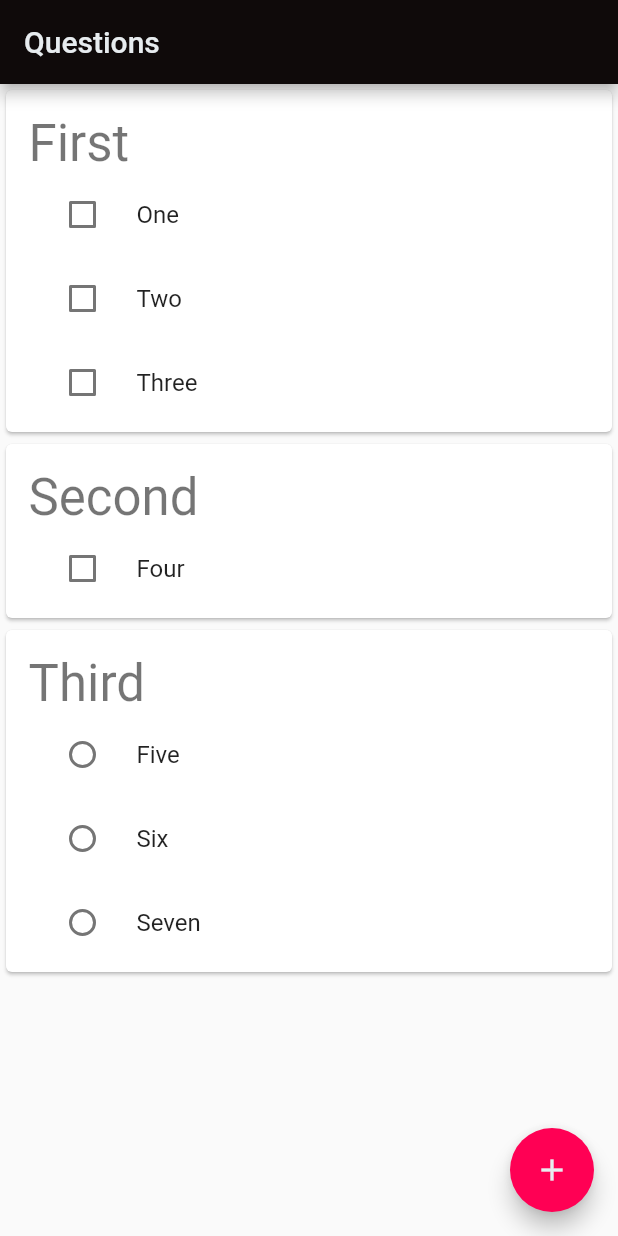
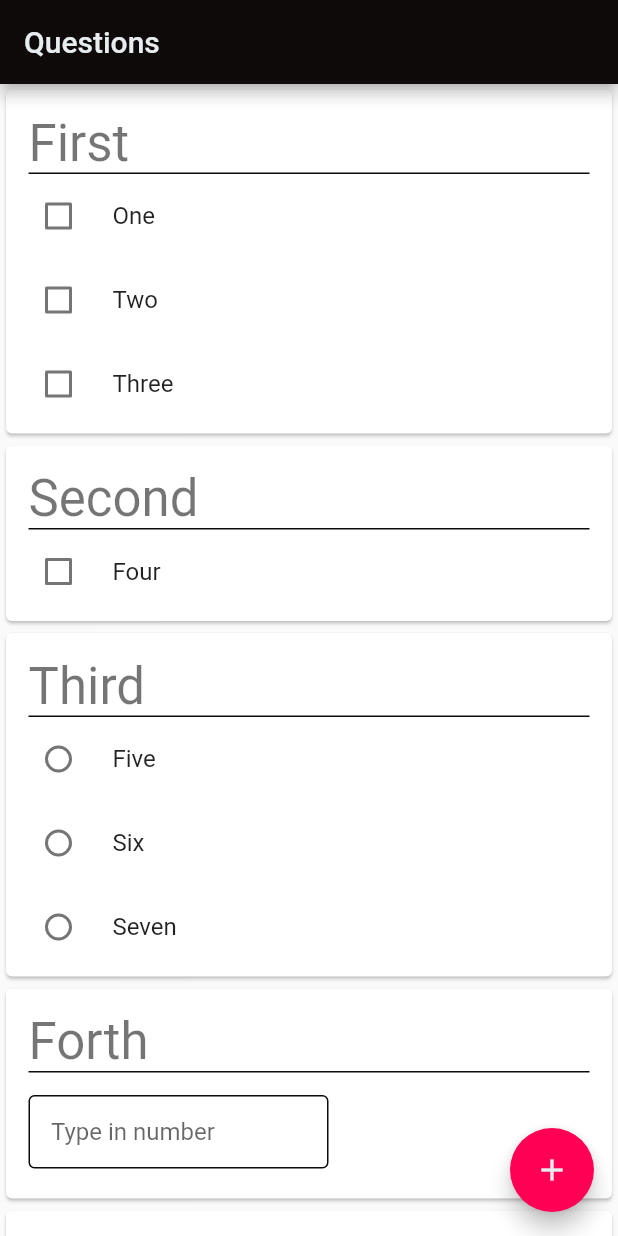
Before and after one commit to Lezzess/interviewer, a Flutter app: the screen it shows after launch, on a phone screen of 412 x 824 dp. Run offline on Flutter 3.47's test engine with Material 2 defaults, Android fonts, the phone set to English and light mode, and no system bars.

Commit message:
Separate answers by types, add ui for different types

```diff
--- a/lib/app/app_state.dart
+++ b/lib/app/app_state.dart
@@ -1,5 +1,7 @@
 import 'package:flutter/material.dart';
-import 'package:interviewer/models/answers/value_answer.dart';
+import 'package:interviewer/models/answers/input_number_answer.dart';
+import 'package:interviewer/models/answers/input_text_answer.dart';
+import 'package:interviewer/models/answers/select_value_answer.dart';
 import 'package:interviewer/models/question.dart';
 import 'package:uuid/uuid.dart';
 
@@ -43,5 +45,15 @@ class AppState with ChangeNotifier {
                   id: const Uuid().v4(), value: 'Seven', isSelected: false)
             ],
             isMultipleSelect: false)),
+    Question(
+        id: const Uuid().v4(),
+        text: 'Forth',
+        answer: InputNumberAnswer(
+            id: const Uuid().v4(), type: InputNumberType.integer, value: 8.0)),
+    Question(
+        id: const Uuid().v4(),
+        text: 'Fifth',
+        answer: InputTextAnswer(
+            id: const Uuid().v4(), text: 'Some text in this answer')),
   ];
 }
--- /dev/null
+++ b/lib/models/answers/answer.dart
@@ -0,0 +1 @@
+abstract class Answer {}
--- /dev/null
+++ b/lib/models/answers/input_number_answer.dart
@@ -0,0 +1,12 @@
+import 'package:interviewer/models/answers/answer.dart';
+
+class InputNumberAnswer extends Answer {
+  String id;
+  InputNumberType type;
+  double value;
+
+  InputNumberAnswer(
+      {required this.id, required this.type, required this.value});
+}
+
+enum InputNumberType { integer, double }
--- /dev/null
+++ b/lib/models/answers/input_text_answer.dart
@@ -0,0 +1,8 @@
+import 'package:interviewer/models/answers/answer.dart';
+
+class InputTextAnswer extends Answer {
+  String id;
+  String text;
+
+  InputTextAnswer({required this.id, required this.text});
+}
--- a/lib/models/answers/value_answer.dart
+++ b/lib/models/answers/select_value_answer.dart
@@ -1,4 +1,6 @@
-class SelectValueAnswer {
+import 'package:interviewer/models/answers/answer.dart';
+
+class SelectValueAnswer extends Answer {
   String id;
   List<SelectValue> values;
   bool isMultipleSelect;
--- a/lib/models/question.dart
+++ b/lib/models/question.dart
@@ -1,9 +1,9 @@
-import 'package:interviewer/models/answers/value_answer.dart';
+import 'package:interviewer/models/answers/answer.dart';
 
 class Question {
   String id;
   String text;
-  SelectValueAnswer answer;
+  Answer answer;
 
   Question({required this.id, required this.text, required this.answer});
 }
--- a/lib/pages/my_questions/my_questions.dart
+++ b/lib/pages/my_questions/my_questions.dart
@@ -1,10 +1,15 @@
 import 'package:flutter/material.dart';
-import 'package:interviewer/models/answers/value_answer.dart';
+import 'package:interviewer/models/answers/answer.dart';
+import 'package:interviewer/models/answers/input_text_answer.dart';
+import 'package:interviewer/pages/my_questions/widgets/my_input_answers.dart';
+import 'package:interviewer/models/answers/input_number_answer.dart';
+import 'package:interviewer/models/answers/select_value_answer.dart';
 import 'package:interviewer/app/app_state.dart';
+import 'package:interviewer/models/question.dart';
 import 'package:interviewer/pages/my_questions/question_state.dart';
+import 'package:interviewer/pages/my_questions/widgets/my_select_answers.dart';
 import 'package:provider/provider.dart';
 import 'package:interviewer/app/app_styles.dart';
-import 'package:collection/collection.dart';
 
 class MyQuestions extends StatelessWidget {
   const MyQuestions({Key? key}) : super(key: key);
@@ -17,16 +22,27 @@ class MyQuestions extends StatelessWidget {
         title: const Text('Questions'),
       ),
       body: ListView.builder(
-          itemCount: questions.length,
-          itemBuilder: (context, index) => ChangeNotifierProvider(
-                create: (context) => QuestionState(question: questions[index]),
-                child: const _MyQuestion(),
-              )),
+          shrinkWrap: true,
+          // One more item for empty box in the bottom
+          itemCount: questions.length + 1,
+          itemBuilder: (context, index) =>
+              _listItem(questions, index, context)),
       floatingActionButton: FloatingActionButton(
         child: const Icon(Icons.add),
         onPressed: () {},
       ),
     );
+  }
+
+  Widget _listItem(List<Question> questions, int index, BuildContext context) {
+    return index < questions.length
+        ? ChangeNotifierProvider(
+            create: (context) => QuestionState(question: questions[index]),
+            child: const _MyQuestion(),
+          )
+        : Container(
+            height: 80,
+          );
   }
 }
 
@@ -41,21 +57,42 @@ class _MyQuestion extends StatelessWidget {
         padding: const EdgeInsets.fromLTRB(15, 15, 15, 5),
         child: Column(
           children: [
-            Align(
-              alignment: Alignment.centerLeft,
-              child: Text(
-                question.text,
-                style: Theme.of(context).textTheme.questionText,
+            Container(
+              decoration: BoxDecoration(
+                  border: Border(
+                      bottom: BorderSide(
+                          color: Theme.of(context).colorScheme.primary))),
+              child: Align(
+                alignment: Alignment.centerLeft,
+                child: Text(
+                  question.text,
+                  style: Theme.of(context).textTheme.questionText,
+                ),
               ),
             ),
-            _MySelectValueAnswer(
-              answer: question.answer,
-              onChanged: (answer, value, isSelected) =>
-                  _setValueIsSelected(context, answer, value, isSelected),
-            )
+            _answer(context, question.answer)
           ],
         ),
       ),
+    );
+  }
+
+  Widget _answer(BuildContext context, Answer answer) {
+    if (answer is SelectValueAnswer) {
+      return MySelectValueAnswer(
+        answer: answer,
+        onChanged: (answer, value, isSelected) =>
+            _setValueIsSelected(context, answer, value, isSelected),
+      );
+    } else if (answer is InputNumberAnswer) {
+      return MyInputNumberAnswer(answer: answer);
+    } else if (answer is InputTextAnswer) {
+      return MyInputTextAnswer(answer: answer);
+    }
+
+    return const ListTile(
+      contentPadding: EdgeInsets.zero,
+      title: Text('Unknown answer type'),
     );
   }
 
@@ -65,45 +102,3 @@ class _MyQuestion extends StatelessWidget {
     state.setAnswerSelected(answer, value, isSelected);
   }
 }
-
-class _MySelectValueAnswer extends StatelessWidget {
-  final SelectValueAnswer answer;
-  final Function(SelectValueAnswer answer, SelectValue value, bool isSelected)
-      onChanged;
-
-  const _MySelectValueAnswer(
-      {Key? key, required this.answer, required this.onChanged})
-      : super(key: key);
-
-  @override
-  Widget build(BuildContext context) {
-    return ListView.builder(
-      shrinkWrap: true,
-      itemCount: answer.values.length,
-      itemBuilder: (context, index) =>
-          answer.isMultipleSelect ? _checkbox(index) : _radio(index),
-    );
-  }
-
-  Widget _checkbox(int index) {
-    return CheckboxListTile(
-      title: Text(answer.values[index].value),
-      onChanged: (isSelected) =>
-          onChanged(answer, answer.values[index], isSelected ?? false),
-      value: answer.values[index].isSelected,
-      controlAffinity: ListTileControlAffinity.leading,
-    );
-  }
-
-  Widget _radio(int index) {
-    final selectedValue =
-        answer.values.firstWhereOrNull((element) => element.isSelected);
-    return RadioListTile<SelectValue?>(
-        toggleable: true,
-        title: Text(answer.values[index].value),
-        value: answer.values[index],
-        groupValue: selectedValue,
-        onChanged: (value) => onChanged(
-            answer, answer.values[index], value == answer.values[index]));
-  }
-}
--- a/lib/pages/my_questions/question_state.dart
+++ b/lib/pages/my_questions/question_state.dart
@@ -1,5 +1,5 @@
 import 'package:flutter/material.dart';
-import 'package:interviewer/models/answers/value_answer.dart';
+import 'package:interviewer/models/answers/select_value_answer.dart';
 import 'package:interviewer/models/question.dart';
 
 class QuestionState with ChangeNotifier {
@@ -9,12 +9,13 @@ class QuestionState with ChangeNotifier {
 
   void setAnswerSelected(
       SelectValueAnswer answer, SelectValue value, bool isSelected) {
+    final answer = question.answer as SelectValueAnswer;
     if (answer.isMultipleSelect) {
-      question.answer.values = question.answer.values
+      answer.values = answer.values
           .map((a) => a.id == value.id ? a.copyWith(isSelected: isSelected) : a)
           .toList();
     } else {
-      question.answer.values = question.answer.values
+      answer.values = answer.values
           .map((a) => a.id == value.id
               ? a.copyWith(isSelected: isSelected)
               : a.id != value.id && a.isSelected
--- /dev/null
+++ b/lib/pages/my_questions/widgets/my_input_answers.dart
@@ -0,0 +1,77 @@
+import 'package:flutter/material.dart';
+import 'package:interviewer/models/answers/input_number_answer.dart';
+import 'package:interviewer/models/answers/input_text_answer.dart';
+
+class MyInputNumberAnswer extends StatelessWidget {
+  final InputNumberAnswer answer;
+
+  const MyInputNumberAnswer({Key? key, required this.answer}) : super(key: key);
+
+  @override
+  Widget build(BuildContext context) {
+    return Align(
+      alignment: Alignment.centerLeft,
+      child: Container(
+        padding: const EdgeInsets.symmetric(vertical: 15),
+        width: 200,
+        child: const MyTextField(
+          type: MyTextFieldType.number,
+        ),
+      ),
+    );
+  }
+}
+
+class MyInputTextAnswer extends StatelessWidget {
+  final InputTextAnswer answer;
+
+  const MyInputTextAnswer({Key? key, required this.answer}) : super(key: key);
+
+  @override
+  Widget build(BuildContext context) {
+    return Container(
+      padding: const EdgeInsets.symmetric(vertical: 15),
+      child: const MyTextField(type: MyTextFieldType.text),
+    );
+  }
+}
+
+class MyTextField extends StatelessWidget {
+  final MyTextFieldType type;
+
+  const MyTextField({Key? key, required this.type}) : super(key: key);
+
+  @override
+  Widget build(BuildContext context) {
+    final keyboardType = type == MyTextFieldType.number
+        ? TextInputType.number
+        : TextInputType.text;
+    final hintText =
+        type == MyTextFieldType.number ? "Type in number" : "Type in text";
+    final maxLines = type == MyTextFieldType.number ? null : 1;
+
+    return Align(
+      alignment: Alignment.centerLeft,
+      child: TextField(
+        maxLines: maxLines,
+        textAlign: TextAlign.left,
+        style: TextStyle(color: Theme.of(context).colorScheme.secondary),
+        keyboardType: keyboardType,
+        textAlignVertical: TextAlignVertical.bottom,
+        textCapitalization: TextCapitalization.sentences,
+        decoration: InputDecoration(
+            hintText: hintText,
+            isDense: true,
+            contentPadding: const EdgeInsets.all(15),
+            enabledBorder: OutlineInputBorder(
+                borderSide: BorderSide(
+                    width: 1, color: Theme.of(context).colorScheme.primary)),
+            focusedBorder: OutlineInputBorder(
+                borderSide: BorderSide(
+                    width: 2, color: Theme.of(context).colorScheme.secondary))),
+      ),
+    );
+  }
+}
+
+enum MyTextFieldType { number, text }
--- /dev/null
+++ b/lib/pages/my_questions/widgets/my_select_answers.dart
@@ -0,0 +1,49 @@
+import 'package:flutter/material.dart';
+import 'package:interviewer/models/answers/select_value_answer.dart';
+import 'package:collection/collection.dart';
+
+class MySelectValueAnswer extends StatelessWidget {
+  final SelectValueAnswer answer;
+  final Function(SelectValueAnswer answer, SelectValue value, bool isSelected)
+      onChanged;
+
+  const MySelectValueAnswer(
+      {Key? key, required this.answer, required this.onChanged})
+      : super(key: key);
+
+  @override
+  Widget build(BuildContext context) {
+    return ListView.builder(
+      physics: const NeverScrollableScrollPhysics(),
+      shrinkWrap: true,
+      itemCount: answer.values.length,
+      itemBuilder: (context, index) =>
+          answer.isMultipleSelect ? _checkbox(index) : _radio(index),
+    );
+  }
+
+  Widget _checkbox(int index) {
+    return CheckboxListTile(
+      contentPadding: EdgeInsets.zero,
+      title: Text(answer.values[index].value),
+      onChanged: (isSelected) =>
+          onChanged(answer, answer.values[index], isSelected ?? false),
+      value: answer.values[index].isSelected,
+      controlAffinity: ListTileControlAffinity.leading,
+    );
+  }
+
+  Widget _radio(int index) {
+    final selectedValue =
+        answer.values.firstWhereOrNull((element) => element.isSelected);
+    return RadioListTile<SelectValue?>(
+        contentPadding: EdgeInsets.zero,
+        toggleable: true,
+        controlAffinity: ListTileControlAffinity.leading,
+        title: Text(answer.values[index].value),
+        value: answer.values[index],
+        groupValue: selectedValue,
+        onChanged: (value) => onChanged(
+            answer, answer.values[index], value == answer.values[index]));
+  }
+}
```
